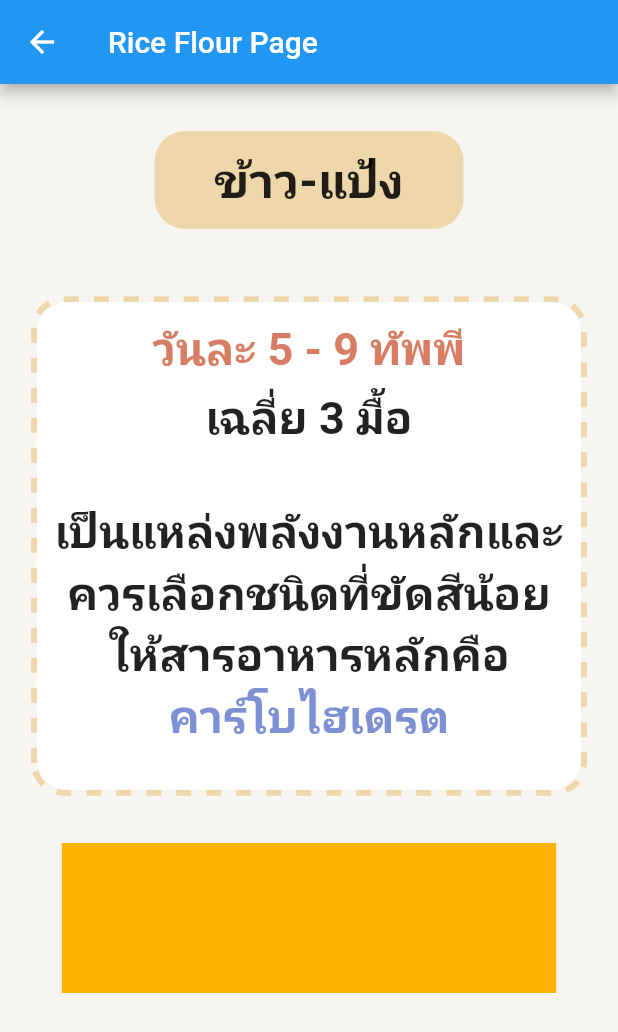
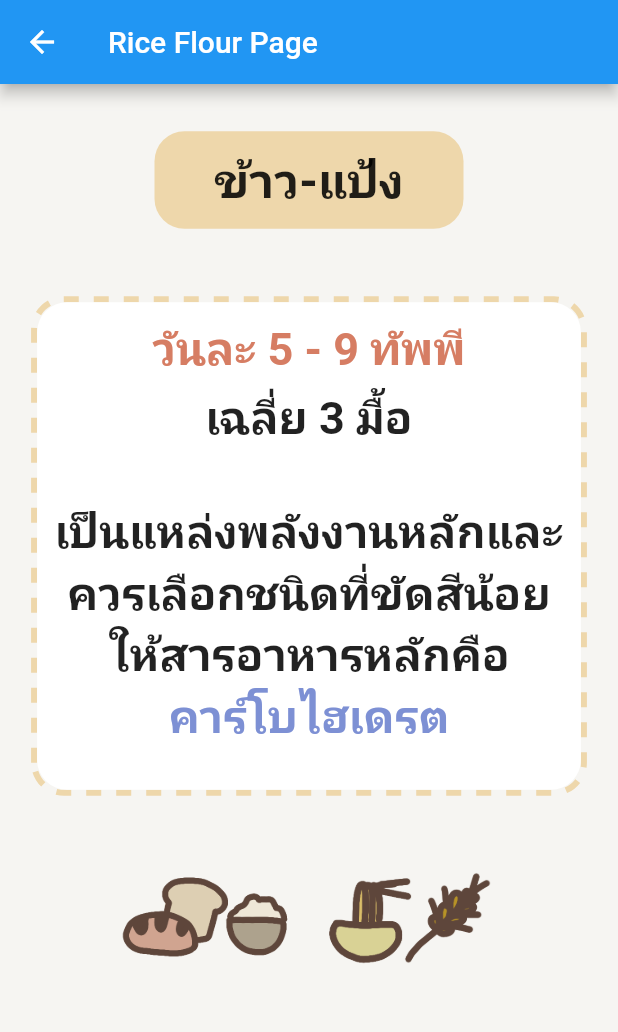
Before and after one commit to AINutritionProject/KinDeeUDee, a Flutter app: the RiceFlourPage screen opened directly, on a phone screen of 412 x 824 dp. Shown: the top 1032 px of the screen. Run offline on Flutter 3.47's test engine with Material 2 defaults, Android fonts, the phone set to English and light mode, and no system bars; drawn by our look-alikes of dotted_border; our stand-ins replace firebase_core; accounts and stored records are empty.

Commit message:
body:[complete] appbar:[not complete]

```diff
--- a/lib/pages/rice_flour.dart
+++ b/lib/pages/rice_flour.dart
@@ -133,11 +133,28 @@ class RiceFlourPage extends StatelessWidget {
                   ),
                   Align(
                     alignment: const AlignmentDirectional(0, 0.4),
-                    child: Container(
+                    child: SizedBox(
                       width: MediaQuery.of(context).size.width * 0.8,
                       height: 100,
-                      decoration: BoxDecoration(
-                        color: Colors.amber[600]
+                      child: Stack(
+                        children: [
+                          Align(
+                            alignment: const AlignmentDirectional(-0.65, 0),
+                            child: Image.asset(
+                              'assets/images/FlagNutrition/flour.png',
+                              width: 120,
+                              height: 80,
+                            ),
+                          ),
+                          Align(
+                            alignment: const AlignmentDirectional(0.65, 0),
+                            child: Image.asset(
+                              'assets/images/FlagNutrition/rice.png',
+                              width: 120,
+                              height: 80,
+                            ),
+                          )
+                        ],
                       ),
                     ),
                   )
```
